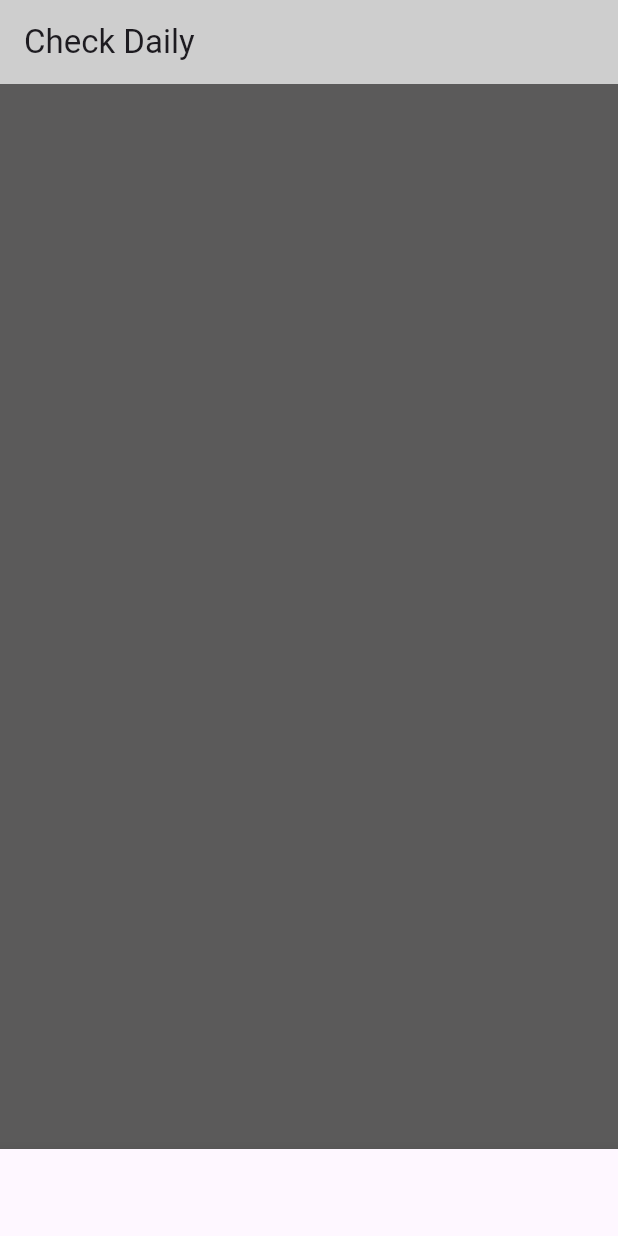
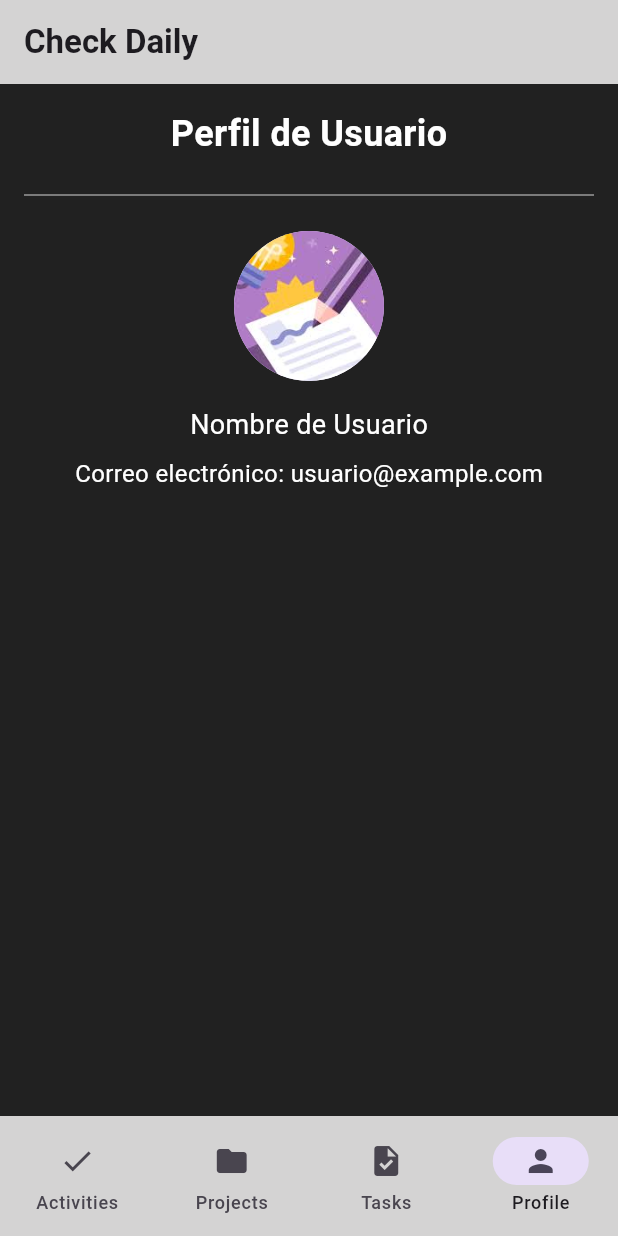
Before and after one commit to allanDev9/flutter_app_check_daily, a Flutter app: the screen it shows after launch, item 4 of the bottom bar chosen, on a phone screen of 412 x 824 dp. Run offline on Flutter 3.47's test engine with Material 3 defaults, Android fonts, the phone set to English and light mode, and no system bars.

Commit message:
Refactor UI components and add new widgets for Activities, Profile, and Projects screens

```diff
--- a/lib/main.dart
+++ b/lib/main.dart
@@ -11,9 +11,6 @@ class MyApp extends StatelessWidget {
   // This widget is the root of your application.
   @override
   Widget build(BuildContext context) {
-    return MaterialApp(
-      title: 'Check Daily',
-      home: const Scaffold(body: SectionsContent()),
-    );
+    return MaterialApp(title: 'Check Daily', home: const SectionsContent());
   }
 }
--- a/lib/screens/profile_screen.dart
+++ b/lib/screens/profile_screen.dart
@@ -1,15 +1,11 @@
+import 'package:app_check_daily/widgets/profile.dart';
 import 'package:flutter/material.dart';
 
-class ProfileScreen extends StatefulWidget {
-  const ProfileScreen({Key? key}) : super(key: key);
+class ProfileScreen extends StatelessWidget {
+  const ProfileScreen({super.key});
 
   @override
-  _ProfileScreenState createState() => _ProfileScreenState();
-}
-
-class _ProfileScreenState extends State<ProfileScreen> {
-  @override
   Widget build(BuildContext context) {
-    return Container();
+    return const Column(children: [Expanded(child: Profile())]);
   }
 }
--- a/lib/sections/sections_content.dart
+++ b/lib/sections/sections_content.dart
@@ -35,25 +35,28 @@ class _SectionsContentState extends State<SectionsContent> {
   Widget build(BuildContext context) {
     return Scaffold(
       appBar: AppBar(
-        backgroundColor: Colors.white70,
-        title: const Text('Check Daily'),
+        backgroundColor: const Color.fromARGB(255, 212, 211, 211),
+        title: const Text(
+          'Check Daily',
+          style: TextStyle(fontWeight: FontWeight.bold),
+        ),
       ),
-      body: Center(child: _buildContent()),
-      backgroundColor: const Color.fromARGB(255, 91, 90, 90),
-      bottomNavigationBar: BottomNavigationBar(
-        currentIndex: _selectedIndex,
-        onTap: (index) {
+      body: _buildContent(),
+      backgroundColor: const Color.fromARGB(81, 12, 11, 11),
+      bottomNavigationBar: NavigationBar(
+        selectedIndex: _selectedIndex,
+        onDestinationSelected: (index) {
           setState(() {
             _selectedIndex = index;
           });
         },
-        items: const [
-          BottomNavigationBarItem(icon: Icon(Icons.check), label: 'Activities'),
-          BottomNavigationBarItem(icon: Icon(Icons.folder), label: 'Projects'),
-          BottomNavigationBarItem(icon: Icon(Icons.task), label: 'Tasks'),
-          BottomNavigationBarItem(icon: Icon(Icons.person), label: 'Profile'),
+        backgroundColor: const Color.fromARGB(255, 212, 211, 211),
+        destinations: const [
+          NavigationDestination(icon: Icon(Icons.check), label: 'Activities'),
+          NavigationDestination(icon: Icon(Icons.folder), label: 'Projects'),
+          NavigationDestination(icon: Icon(Icons.task), label: 'Tasks'),
+          NavigationDestination(icon: Icon(Icons.person), label: 'Profile'),
         ],
-        backgroundColor: const Color.fromARGB(118, 19, 19, 19),
       ),
     );
   }
--- /dev/null
+++ b/lib/widgets/profile.dart
@@ -0,0 +1,51 @@
+import 'package:flutter/material.dart';
+
+class Profile extends StatelessWidget {
+  const Profile({super.key});
+
+  @override
+  Widget build(BuildContext context) {
+    return Container(
+      width: double.infinity,
+      height: double.infinity,
+      color: Colors.grey[900],
+      padding: const EdgeInsets.all(16),
+      child: const Column(
+        mainAxisAlignment: MainAxisAlignment.start,
+        children: [
+          Text(
+            'Perfil de Usuario',
+            style: TextStyle(
+              fontSize: 24,
+              color: Colors.white,
+              fontWeight: FontWeight.bold,
+            ),
+          ),
+          Padding(
+            padding: EdgeInsets.symmetric(vertical: 16),
+            child: Divider(color: Colors.white54),
+          ),
+          Column(
+            mainAxisAlignment: MainAxisAlignment.center,
+            children: [
+              CircleAvatar(
+                radius: 50,
+                backgroundImage: AssetImage('assets/images/activiti.jpeg'),
+              ),
+              SizedBox(height: 16),
+              Text(
+                'Nombre de Usuario',
+                style: TextStyle(fontSize: 18, color: Colors.white),
+              ),
+              SizedBox(height: 8),
+              Text(
+                'Correo electrónico: usuario@example.com',
+                style: TextStyle(fontSize: 16, color: Colors.white),
+              ),
+            ],
+          ),
+        ],
+      ),
+    );
+  }
+}
```
Also changed, not shown: lib/screens/activities_screen.dart (+6 -8 lines), lib/screens/projects_screen.dart (+2 -7 lines), lib/widgets/activities.dart (+57 -6 lines), lib/widgets/projects.dart (added, +44 -0 lines), pubspec.yaml (+3 -5 lines), assets/images/activiti.jpeg (added).
